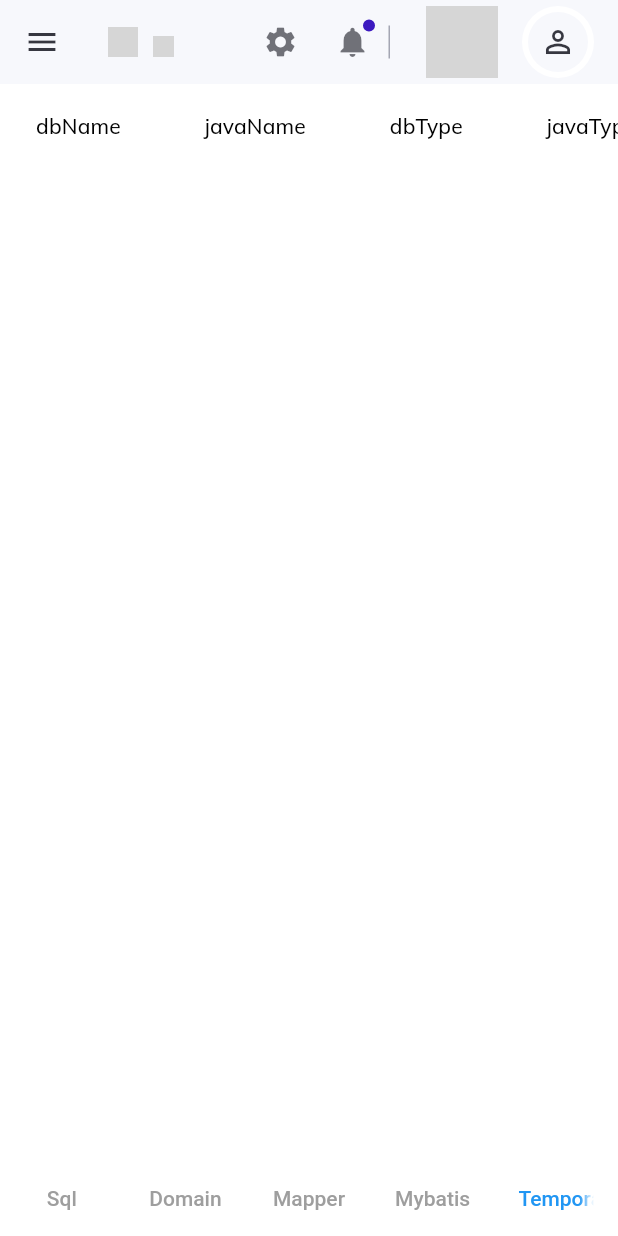
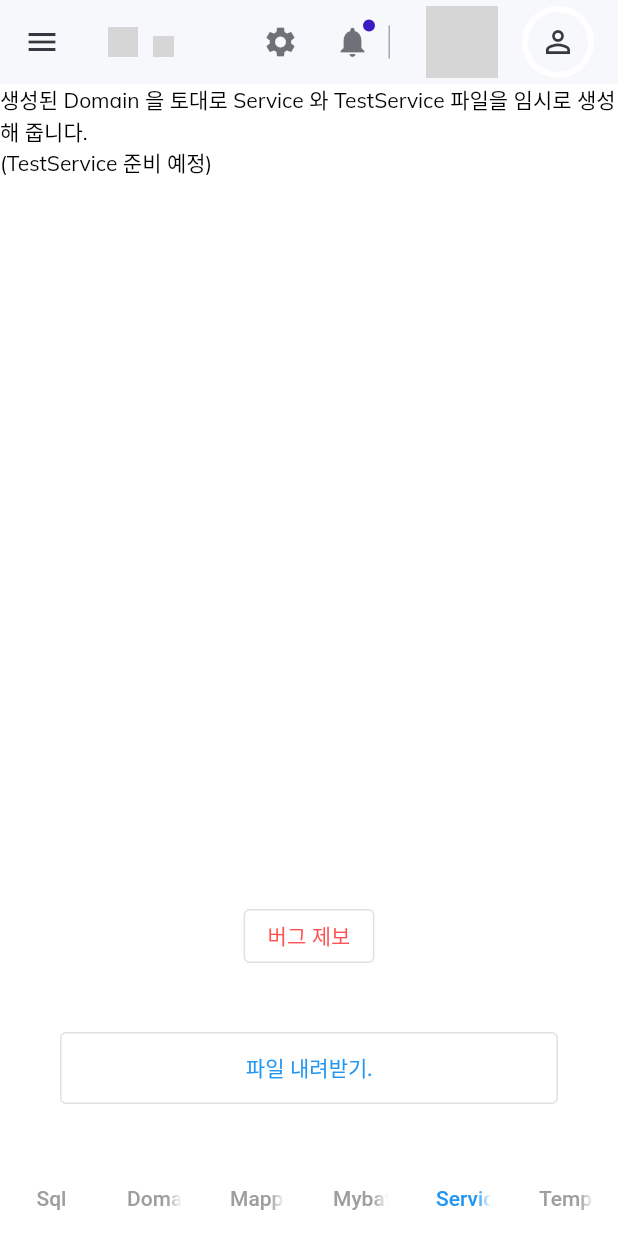
Before and after one commit to azqazq195/assistant, a Flutter app: the screen it shows after launch, item 5 of the bottom bar chosen, on a phone screen of 412 x 824 dp. Run offline on Flutter 3.47's test engine with Material 2 defaults, Android fonts, the phone set to English and light mode, and no system bars; our stand-ins replace dio, fluttertoast, get, google_fonts, retrofit, shared_preferences; generated files the repository leaves out were written again; network calls fail; statements that could not run were skipped; grey boxes are pictures that could not be loaded.

Commit message:
Service 파일 생성 추가

```diff
--- a/assets/config/version.txt
+++ b/assets/config/version.txt
@@ -1 +1 @@
-1.0.4
+1.0.5
--- a/lib/helpers/convertor.dart
+++ b/lib/helpers/convertor.dart
@@ -1,3 +1,5 @@
+import 'dart:collection';
+
 class Convertor {
   DBTable table;
 
@@ -9,7 +11,6 @@ class Convertor {
     bool hasDate = false;
 
     String convertMethod(Column column) {
-
       String getIntMethod() {
         StringBuffer sb = StringBuffer();
         sb.write("""\tpublic int get${toCapitalize(column.javaName)}() {\n""");
@@ -44,7 +45,8 @@ class Convertor {
             """\t\treturn ${column.javaName} == null ? -1 : ${column.javaName}.ordinal();\n""");
         sb.write("""\t}\n\n""");
 
-        sb.write("""\tpublic ${toCapitalize(column.javaName)} ${column.javaName}() {\n""");
+        sb.write(
+            """\tpublic ${toCapitalize(column.javaName)} ${column.javaName}() {\n""");
         sb.write("""\t\treturn ${column.javaName};\n""");
         sb.write("""\t}\n\n""");
 
@@ -204,21 +206,22 @@ class Convertor {
 
     StringBuffer prefix = StringBuffer();
     prefix.write("package com.csttec.server.domain;\n\n");
-    if(hasBigDecimal) {
+    if (hasBigDecimal) {
       prefix.write("import java.math.BigDecimal;\n");
     }
-    if(hasDate) {
+    if (hasDate) {
       prefix.write("import java.util.Date;\n");
     }
-    if(hasBigDecimal || hasDate) {
+    if (hasBigDecimal || hasDate) {
       prefix.write("\n");
     }
 
     prefix.write("""public class ${toCapitalize(table.domain)} {\n\n""");
-    if(hasEnum) {
+    if (hasEnum) {
       for (Column column in table.columns) {
-        if(column.javaType == "enum") {
-          prefix.write("\tpublic enum ${toCapitalize(column.javaName)} {\n\n\t}\n\n");
+        if (column.javaType == "enum") {
+          prefix.write(
+              "\tpublic enum ${toCapitalize(column.javaName)} {\n\n\t}\n\n");
         }
       }
     }
@@ -356,7 +359,7 @@ class Convertor {
     String hasNotAI() {
       String mybatisInsert() {
         StringBuffer sb = StringBuffer();
-        if(table.hasId) {
+        if (table.hasId) {
           sb.write(
               """<insert id="insert${table.domain}" useGeneratedKeys="true" keyProperty="value.id">\n""");
         } else {
@@ -455,6 +458,47 @@ class Convertor {
     } else {
       return hasNotAI();
     }
+  }
+
+  List<Map<String, String>> service() {
+    List methods = ['Create', 'Delete', 'Edit', 'List', 'Add', 'Remove'];
+    List<Map<String, String>> services = [];
+    for(String method in methods) {
+      String service ="""package com.csttec.server.service.PACKAGE;
+
+import org.springframework.stereotype.Service;
+
+import com.csttec.server.core.AService;
+import com.csttec.server.core.Bean;
+import com.csttec.server.domain.Session;
+
+/**
+ * 설명.
+ *
+ * <pre>
+
+ * IN: NONE
+ *
+ * OUT: NONE
+ *
+ * </pre>
+ *
+ * @author AUTHOR
+ *
+ */
+@Service("PACKAGE.$method${table.domain}")
+public class $method${table.domain}Service extends AService{
+
+	@Override
+	protected void doExecute(Bean input, Bean output) {
+		Session session = (Session) input.get("session");
+	}
+
+}
+      """;
+      services.add({"fileName": "$method${table.domain}Service", "service": service});
+    }
+    return services;
   }
 
   String getNullType(String type) {
--- a/lib/pages/convertor_page.dart
+++ b/lib/pages/convertor_page.dart
@@ -1,8 +1,11 @@
+import 'dart:io';
+
 import 'package:flutter/cupertino.dart';
 import 'package:flutter/material.dart';
 import 'package:flutter/services.dart';
 import 'package:assistant/helpers/convertor.dart' as helper;
 import 'package:assistant/helpers/toast_message.dart';
+import 'package:path_provider/path_provider.dart';
 import 'package:url_launcher/url_launcher.dart';
 import 'package:assistant/constants/config.dart';
 
@@ -33,6 +36,7 @@ class _BottomNavigatorState extends State<BottomNavigator> {
   static String domain = "domain";
   static String mapper = "mapper";
   static String mybatis = "mybatis";
+  static List<Map<String, String>> services = [];
   static String log = "log";
   late helper.DBTable table;
   late helper.Convertor convertor;
@@ -49,6 +53,9 @@ class _BottomNavigatorState extends State<BottomNavigator> {
     ),
     Tab(
       text: "Mybatis",
+    ),
+    Tab(
+      text: "Service",
     ),
     Tab(
       text: "Temporary Log",
@@ -95,62 +102,6 @@ class _BottomNavigatorState extends State<BottomNavigator> {
       child: const Text(
         "버그 제보",
         style: TextStyle(color: Colors.redAccent),
-      ),
-    );
-  }
-
-  Widget sqlPage() {
-    return Scaffold(
-      body: SizedBox.expand(
-        child: Column(
-          children: [
-            Expanded(
-              child: SizedBox(
-                width: double.infinity,
-                child: Text(
-                  sql,
-                  textAlign: TextAlign.left,
-                ),
-              ),
-            ),
-            const SizedBox(
-              height: 40.0,
-            ),
-            _sendBugReportMail(),
-            const SizedBox(
-              height: 40.0,
-            ),
-            Container(
-              height: 48,
-              width: double.maxFinite,
-              padding: const EdgeInsets.fromLTRB(40.0, 0.0, 40.0, 0.0),
-              child: OutlinedButton(
-                onPressed: () async {
-                  await Clipboard.getData(Clipboard.kTextPlain).then((value) {
-                    if (value == null) return;
-                    if (value.text == null) return;
-                    setState(() {
-                      sql = value.text!;
-
-                      table = helper.DBTable(sql);
-                      convertor = helper.Convertor(table);
-
-                      mybatis = convertor.mybatis();
-                      mapper = convertor.mapper();
-                      domain = convertor.domain();
-                      _addRow();
-                    });
-                  });
-                  FlutterToast(context, "변환 완료.");
-                },
-                child: const Text("붙여넣기"),
-              ),
-            ),
-            const SizedBox(
-              height: 40.0,
-            )
-          ],
-        ),
       ),
     );
   }
@@ -209,6 +160,88 @@ class _BottomNavigatorState extends State<BottomNavigator> {
     );
   }
 
+  Future<void> createFile(List<Map<String, String>> services) async {
+    final directory = await getApplicationDocumentsDirectory();
+    var pathList = directory.path.split('\\');
+    pathList[pathList.length - 1] = "Downloads";
+    var path = pathList.join('\\');
+    for(Map<String, String> service in services) {
+      final file = File(path + "\\${service["fileName"]}.java");
+      file.writeAsString(service["service"]!);
+    }
+  }
+
+  Future<void> _openDownloadFolder() async {
+    final directory = await getApplicationDocumentsDirectory();
+    var pathList = directory.path.split('\\');
+    pathList[pathList.length - 1] = "Downloads";
+    var url = "file:" + pathList.join('\\');
+    if (await canLaunch(url)) {
+      await launch(
+        url,
+      );
+    } else {
+      throw 'Could not launch $url';
+    }
+  }
+
+  Widget sqlPage() {
+    return Scaffold(
+      body: SizedBox.expand(
+        child: Column(
+          children: [
+            Expanded(
+              child: SizedBox(
+                width: double.infinity,
+                child: Text(
+                  sql,
+                  textAlign: TextAlign.left,
+                ),
+              ),
+            ),
+            const SizedBox(
+              height: 40.0,
+            ),
+            _sendBugReportMail(),
+            const SizedBox(
+              height: 40.0,
+            ),
+            Container(
+              height: 48,
+              width: double.maxFinite,
+              padding: const EdgeInsets.fromLTRB(40.0, 0.0, 40.0, 0.0),
+              child: OutlinedButton(
+                onPressed: () async {
+                  await Clipboard.getData(Clipboard.kTextPlain).then((value) {
+                    if (value == null) return;
+                    if (value.text == null) return;
+                    setState(() {
+                      sql = value.text!;
+
+                      table = helper.DBTable(sql);
+                      convertor = helper.Convertor(table);
+
+                      mybatis = convertor.mybatis();
+                      mapper = convertor.mapper();
+                      domain = convertor.domain();
+                      services = convertor.service();
+                      _addRow();
+                    });
+                  });
+                  FlutterToast(context, "변환 완료.");
+                },
+                child: const Text("붙여넣기"),
+              ),
+            ),
+            const SizedBox(
+              height: 40.0,
+            )
+          ],
+        ),
+      ),
+    );
+  }
+
   Widget textPage(String text) {
     return Scaffold(
       body: SizedBox.expand(
@@ -251,6 +284,48 @@ class _BottomNavigatorState extends State<BottomNavigator> {
     );
   }
 
+  Widget filePage(services) {
+    return Scaffold(
+      body: SizedBox.expand(
+        child: Column(
+          children: [
+            const Expanded(
+              child: SizedBox(
+                width: double.infinity,
+                child: SingleChildScrollView(
+                  scrollDirection: Axis.vertical,
+                  child: Text("생성된 Domain 을 토대로 Service 와 TestService 파일을 임시로 생성해 줍니다.\n(TestService 준비 예정)"),
+                ),
+              ),
+            ),
+            const SizedBox(
+              height: 40.0,
+            ),
+            _sendBugReportMail(),
+            const SizedBox(
+              height: 40.0,
+            ),
+            Container(
+              height: 48,
+              width: double.maxFinite,
+              padding: const EdgeInsets.fromLTRB(40.0, 0.0, 40.0, 0.0),
+              child: OutlinedButton(
+                onPressed: () async {
+                  await createFile(services);
+                  _openDownloadFolder();
+                },
+                child: const Text("파일 내려받기."),
+              ),
+            ),
+            const SizedBox(
+              height: 40.0,
+            ),
+          ],
+        ),
+      ),
+    );
+  }
+
   Widget logPage() {
     return Scaffold(
       body: _dataTable()
@@ -275,6 +350,7 @@ class _BottomNavigatorState extends State<BottomNavigator> {
             textPage(domain),
             textPage(mapper),
             textPage(mybatis),
+            filePage(services),
             logPage(),
           ],
         ),
--- a/pubspec.yaml
+++ b/pubspec.yaml
@@ -1,6 +1,6 @@
 name: assistant
 description: work assistant.
-version: 1.0.4+8
+version: 1.0.5+9
 
 environment:
   sdk: ">=2.12.0 <3.0.0"
@@ -21,6 +21,7 @@ dependencies:
   shared_preferences: ^2.0.8
   retrofit: ^2.0.1
   json_annotation: ^4.3.0
+  path_provider: ^2.0.5
 
 dev_dependencies:
   flutter_test:
```
Also changed, not shown: pubspec.lock.
